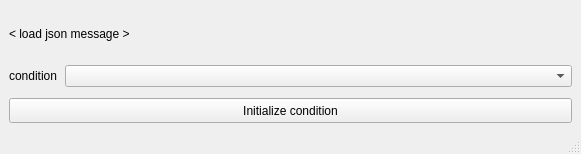
Above: modules/experimentmanager/dialog/experimentmanager.ui from tud-hri/joan before the change. Below: the same form after it.
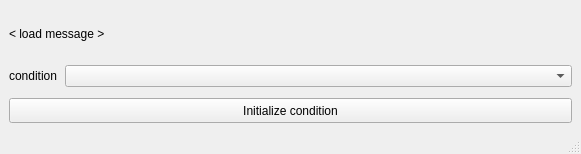
That is the form after the change.

Patch:
```diff
--- a/modules/experimentmanager/dialog/experimentmanager.ui
+++ b/modules/experimentmanager/dialog/experimentmanager.ui
@@ -73,7 +73,7 @@
     <item row="0" column="0">
      <widget class="QLabel" name="lbl_message_loadjson">
       <property name="text">
-       <string>&lt; load json message &gt;</string>
+       <string>&lt; load message &gt;</string>
       </property>
      </widget>
     </item>
```
